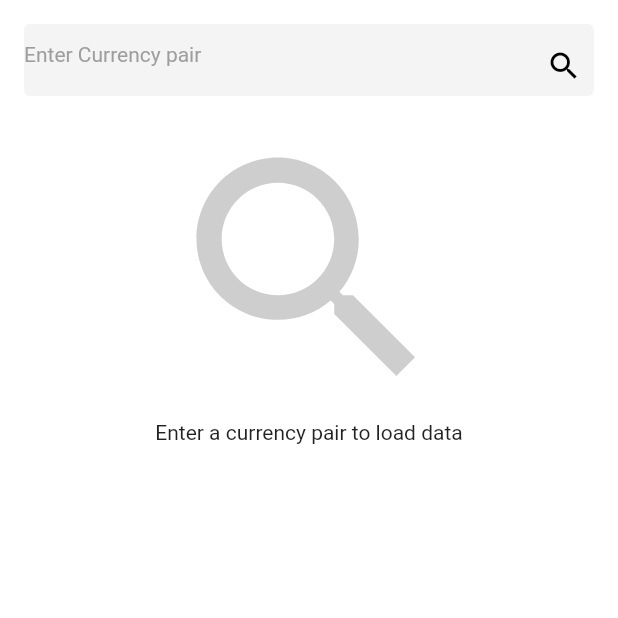
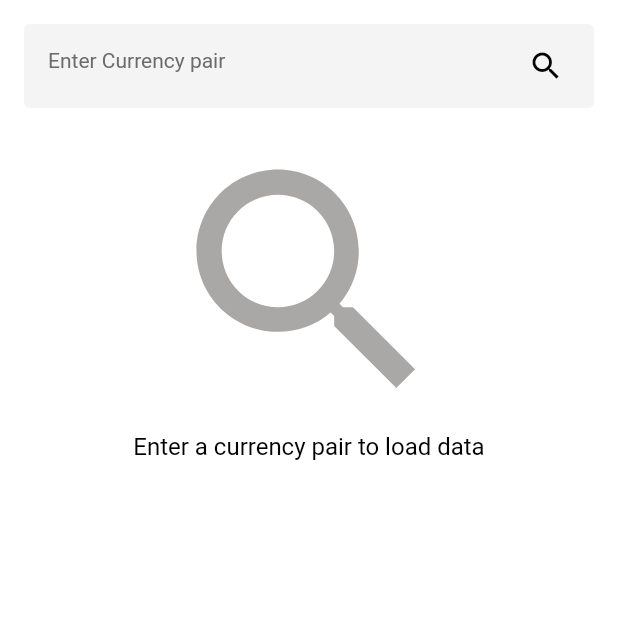
Before and after one commit to soumyasethy/cryptocurrency_app, a Flutter app: the screen it shows after launch, on a phone screen of 412 x 824 dp, the top half of it. Run offline on Flutter 3.47's test engine with Material 2 defaults, Android fonts, the phone set to English and light mode, and no system bars; our stand-ins replace flutter_bloc.

Commit message:
add theme, refactoring

```diff
--- /dev/null
+++ b/lib/Homepage.dart
@@ -0,0 +1,180 @@
+import 'package:flutter/material.dart';
+import 'package:flutter_bloc/flutter_bloc.dart';
+
+import 'bloc/order_book_bloc.dart';
+import 'bloc/search_bloc.dart';
+import 'models/cryptocurrency_model.dart';
+import 'utils/common_colors.dart';
+import 'utils/constants.dart';
+import 'widgets/common_widgets.dart';
+
+class Homepage extends StatelessWidget {
+  final SearchBloc _searchBloc = SearchBloc();
+  final OrderBookBloc _orderBookBloc = OrderBookBloc();
+  CryptocurrencyModel cryptocurrency;
+
+  @override
+  Widget build(BuildContext context) {
+    return Scaffold(
+        body: Container(
+          padding: EdgeInsets.all(16),
+          color: Colors.white,
+          child: ListView(
+            children: [
+              renderSearchBar(context, onSearch: (String word) {
+                _searchBloc.search(word);
+              }),
+              SizedBox(
+                height: 16,
+              ),
+              BlocBuilder(
+                cubit: _searchBloc,
+                builder: (BuildContext context, state) {
+                  if (state is SuccessSearch) {
+                    cryptocurrency = state.cryptocurrency;
+                    _orderBookBloc.hideOrderBook();
+                    return renderTicker(context, cryptocurrency);
+                  } else if (state is LoadingSearch)
+                    return Center(child: CircularProgressIndicator());
+                  else
+                    return initialRender(context);
+                },
+              ),
+              SizedBox(
+                height: 16,
+              ),
+              BlocBuilder(
+                cubit: _orderBookBloc,
+                builder: (BuildContext context, state) {
+                  if (state is InitialOrderBook) {
+                    cryptocurrency.showOrderBook = false;
+                    return Align(
+                      alignment: Alignment.centerRight,
+                      child: MaterialButton(
+                        onPressed: () {
+                          _orderBookBloc.fetchDetails(cryptocurrency.name);
+                        },
+                        child: Text(
+                          CommonStrings.viewOrderBook,
+                          style: Theme.of(context).textTheme.button,
+                        ),
+                      ),
+                    );
+                  } else if (state is SuccessOrderBook) {
+                    cryptocurrency.showOrderBook = true;
+                    return Align(
+                      alignment: Alignment.centerRight,
+                      child: MaterialButton(
+                        onPressed: () {
+                          _orderBookBloc.hideOrderBook();
+                        },
+                        child: Text(
+                          CommonStrings.hideOrderBook,
+                          style: Theme.of(context).textTheme.button,
+                        ),
+                      ),
+                    );
+                  }
+
+                  return SizedBox();
+                },
+              ),
+              SizedBox(
+                height: 16,
+              ),
+              BlocBuilder(
+                cubit: _orderBookBloc,
+                builder: (BuildContext context, state) {
+                  if (state is SuccessOrderBook)
+                    return Column(
+                      children: [
+                        Padding(
+                          padding: const EdgeInsets.only(left: 8.0),
+                          child: Align(
+                              alignment: Alignment.centerLeft,
+                              child: Text(
+                                CommonStrings.orderBook,
+                                style: Theme.of(context).textTheme.headline3,
+                              )),
+                        ),
+                        SizedBox(
+                          height: 8,
+                        ),
+                        Card(
+                            child: ListView.builder(
+                                physics: const NeverScrollableScrollPhysics(),
+                                padding: EdgeInsets.all(16),
+                                shrinkWrap: true,
+                                itemCount: 6,
+                                itemBuilder: (context, index) {
+                                  if (index == 0)
+                                    return renderOrderBookHeader(context);
+                                  index = index - 1;
+                                  return Padding(
+                                    padding: const EdgeInsets.only(top: 24.0),
+                                    child: Row(
+                                      mainAxisAlignment:
+                                          MainAxisAlignment.spaceBetween,
+                                      crossAxisAlignment:
+                                          CrossAxisAlignment.start,
+                                      children: [
+                                        Text(
+                                          state.data.bids[index][0],
+                                          style: Theme.of(context)
+                                              .textTheme
+                                              .bodyText1,
+                                        ),
+                                        Text(
+                                          state.data.bids[index][1],
+                                          style: Theme.of(context)
+                                              .textTheme
+                                              .bodyText1,
+                                        ),
+                                        Text(
+                                          state.data.asks[index][1],
+                                          style: Theme.of(context)
+                                              .textTheme
+                                              .bodyText1,
+                                        ),
+                                        Text(
+                                          state.data.asks[index][0],
+                                          style: Theme.of(context)
+                                              .textTheme
+                                              .bodyText1,
+                                        ),
+                                      ],
+                                    ),
+                                  );
+                                })),
+                      ],
+                    );
+                  else if (state is LoadingOrderBook)
+                    return Center(
+                      child: CircularProgressIndicator(),
+                    );
+                  else
+                    return SizedBox();
+                },
+              ),
+              SizedBox(
+                height: 100,
+              )
+            ],
+          ),
+        ),
+        floatingActionButton: BlocBuilder(
+            cubit: _searchBloc,
+            builder: (BuildContext context, state) {
+              if (state is SuccessSearch)
+                return FloatingActionButton(
+                    backgroundColor: CommonColors.primaryColor,
+                    onPressed: () {
+                      _searchBloc.search(cryptocurrency.name);
+                      if (cryptocurrency.showOrderBook)
+                        _orderBookBloc.fetchDetails(cryptocurrency.name);
+                    },
+                    child: const Icon(Icons.autorenew));
+              return SizedBox();
+            }));
+  }
+}
--- a/lib/bloc/search_bloc.dart
+++ b/lib/bloc/search_bloc.dart
@@ -4,29 +4,29 @@ import 'package:flutter_bloc/flutter_bloc.dart';
 
 class SearchState {}
 
-class Initial extends SearchState {}
+class InitialSearch extends SearchState {}
 
-class Loading extends SearchState {}
+class LoadingSearch extends SearchState {}
 
-class Success extends SearchState {
+class SuccessSearch extends SearchState {
   final CryptocurrencyModel cryptocurrency;
 
-  Success(this.cryptocurrency);
+  SuccessSearch(this.cryptocurrency);
 }
 
-class Fail extends SearchState {}
+class FailSearch extends SearchState {}
 
 class SearchBloc extends Cubit<SearchState> {
-  SearchBloc() : super(Initial());
+  SearchBloc() : super(InitialSearch());
   TickerRepo _tickerRepo = TickerRepo();
 
   void search(String code) async {
-    emit(Loading());
+    emit(LoadingSearch());
     CryptocurrencyModel cryptocurrencyModel = await _tickerRepo.fetch(code);
     cryptocurrencyModel.name = code;
     if (cryptocurrencyModel != null)
-      emit(Success(cryptocurrencyModel));
+      emit(SuccessSearch(cryptocurrencyModel));
     else
-      Fail();
+      FailSearch();
   }
 }
--- a/lib/main.dart
+++ b/lib/main.dart
@@ -1,152 +1,65 @@
-import 'package:clover_ag/bloc/order_book_bloc.dart';
-import 'package:clover_ag/bloc/search_bloc.dart';
-import 'package:clover_ag/utils/constants.dart';
+import 'package:clover_ag/Homepage.dart';
+import 'package:clover_ag/utils/common_colors.dart';
 import 'package:flutter/material.dart';
-import 'package:flutter_bloc/flutter_bloc.dart';
-
-import 'models/cryptocurrency_model.dart';
-import 'widgets/common_widgets.dart';
+import 'package:flutter/services.dart';
 
 void main() {
   runApp(MyApp());
 }
 
 class MyApp extends StatelessWidget {
-  final SearchBloc _searchBloc = SearchBloc();
-  final OrderBookBloc _orderBookBloc = OrderBookBloc();
-  CryptocurrencyModel cryptocurrency;
-
   @override
   Widget build(BuildContext context) {
+    SystemChrome.setSystemUIOverlayStyle(SystemUiOverlayStyle(
+        statusBarColor: Colors.white,
+        statusBarIconBrightness: Brightness.dark));
+
     return MaterialApp(
       debugShowCheckedModeBanner: false,
       theme: ThemeData(
           primarySwatch: Colors.blue,
           visualDensity: VisualDensity.adaptivePlatformDensity,
+          textTheme: TextTheme(
+            headline1: TextStyle(
+              fontSize: 30,
+              fontWeight: FontWeight.w500,
+              color: Colors.black,
             ),
-      home: Scaffold(
-          body: Container(
-            padding: EdgeInsets.all(16),
-            color: Colors.white,
-            child: ListView(
-              children: [
-                renderSearchBar(onSearch: (String word) {
-                  _searchBloc.search(word);
-                }),
-                SizedBox(
-                  height: 16,
+            headline2: TextStyle(
+              fontSize: 12,
+              fontWeight: FontWeight.w500,
+              color: CommonColors.text1,
             ),
-                BlocBuilder(
-                  cubit: _searchBloc,
-                  builder: (BuildContext context, state) {
-                    if (state is Success) {
-                      cryptocurrency = state.cryptocurrency;
-                      _orderBookBloc.hideOrderBook();
-                      return renderTicker(cryptocurrency);
-                    } else if (state is Loading)
-                      return Center(child: CircularProgressIndicator());
-                    else
-                      return initialRender();
-                  },
+            headline3: TextStyle(
+              fontSize: 14,
+              fontWeight: FontWeight.w500,
+              color: CommonColors.text2,
             ),
-                SizedBox(
-                  height: 16,
+            bodyText1: TextStyle(
+              fontSize: 12,
+              color: CommonColors.text1,
             ),
-                BlocBuilder(
-                  cubit: _orderBookBloc,
-                  builder: (BuildContext context, state) {
-                    if (state is InitialOrderBook) {
-                      cryptocurrency.showOrderBook = false;
-                      return Align(
-                        alignment: Alignment.centerRight,
-                        child: MaterialButton(
-                          onPressed: () {
-                            _orderBookBloc.fetchDetails(cryptocurrency.name);
-                          },
-                          child: Text(CommonStrings.viewOrderBook),
+            bodyText2: TextStyle(
+              fontSize: 20,
+              fontWeight: FontWeight.w500,
+              color: CommonColors.text2,
             ),
-                      );
-                    } else if (state is SuccessOrderBook) {
-                      cryptocurrency.showOrderBook = true;
-                      return Align(
-                        alignment: Alignment.centerRight,
-                        child: MaterialButton(
-                          onPressed: () {
-                            _orderBookBloc.hideOrderBook();
-                          },
-                          child: Text(CommonStrings.hideOrderBook),
+            caption: TextStyle(
+              fontSize: 16,
+              color: Colors.black,
             ),
-                      );
-                    }
-
-                    return SizedBox();
-                  },
-                ),
-                SizedBox(
-                  height: 16,
-                ),
-                BlocBuilder(
-                  cubit: _orderBookBloc,
-                  builder: (BuildContext context, state) {
-                    if (state is SuccessOrderBook)
-                      return Column(
-                        children: [
-                          Align(
-                              alignment: Alignment.centerLeft,
-                              child: Text(CommonStrings.orderBook)),
-                          SizedBox(
-                            height: 8,
-                          ),
-                          Card(
-                              child: ListView.builder(
-                                  padding: EdgeInsets.all(16),
-                                  shrinkWrap: true,
-                                  itemCount: 6,
-                                  itemBuilder: (context, index) {
-                                    if (index == 0)
-                                      return renderOrderBookHeader();
-                                    index = index - 1;
-                                    return Padding(
-                                      padding: const EdgeInsets.only(top: 24.0),
-                                      child: Row(
-                                        mainAxisAlignment:
-                                            MainAxisAlignment.spaceBetween,
-                                        crossAxisAlignment:
-                                            CrossAxisAlignment.start,
-                                        children: [
-                                          Text(state.data.bids[index][0]),
-                                          Text(state.data.bids[index][1]),
-                                          Text(state.data.asks[index][1]),
-                                          Text(state.data.asks[index][0]),
-                                        ],
-                                      ),
-                                    );
-                                  })),
-                        ],
-                      );
-                    else if (state is LoadingOrderBook)
-                      return Center(
-                        child: CircularProgressIndicator(),
-                      );
-                    else
-                      return SizedBox();
-                  },
-                ),
-              ],
+            button: TextStyle(
+              color: CommonColors.primaryColor,
+              fontSize: 17,
             ),
           ),
-          floatingActionButton: BlocBuilder(
-              cubit: _searchBloc,
-              builder: (BuildContext context, state) {
-                if (state is Success)
-                  return FloatingActionButton(
-                      onPressed: () {
-                        _searchBloc.search(cryptocurrency.name);
-                        _orderBookBloc.fetchDetails(cryptocurrency.name);
-                      },
-                      child: const Icon(Icons.refresh));
-                return SizedBox();
-              })),
+          inputDecorationTheme: InputDecorationTheme(
+              hintStyle: TextStyle(
+            fontSize: 14,
+            fontWeight: FontWeight.w400,
+            color: CommonColors.textHint,
+          ))),
+      home: Homepage(),
     );
   }
 }
--- /dev/null
+++ b/lib/utils/common_colors.dart
@@ -0,0 +1,10 @@
+import 'package:flutter/cupertino.dart';
+
+class CommonColors {
+  static const Color primaryColor = Color(0xff6E00F7);
+  static const Color greyIcon = Color(0xffAAA7A7);
+  static const Color text1 = Color(0xff6D6D6D);
+  static const Color text2 = Color(0xff212121);
+  static const Color textHint = Color(0xff6B6B6B);
+  static const Color textBox = Color(0xffF4F4F4);
+}
--- a/lib/widgets/common_widgets.dart
+++ b/lib/widgets/common_widgets.dart
@@ -1,21 +1,28 @@
 import 'package:clover_ag/models/cryptocurrency_model.dart';
+import 'package:clover_ag/utils/common_colors.dart';
 import 'package:clover_ag/utils/constants.dart';
 import 'package:flutter/material.dart';
+import 'package:intl/intl.dart';
 
-Widget initialRender() {
+Widget initialRender(BuildContext context) {
   return Column(
     children: [
       Icon(
         Icons.search,
         size: 200,
-        color: Colors.grey.withOpacity(0.50),
+        color: CommonColors.greyIcon,
       ),
-      Text(CommonStrings.enterACurrencyPairToLoadData)
+      Text(
+        CommonStrings.enterACurrencyPairToLoadData,
+        style: Theme.of(context).textTheme.caption,
+      )
     ],
   );
 }
 
-Widget renderTicker(CryptocurrencyModel data) {
+Widget renderTicker(BuildContext context, CryptocurrencyModel data) {
+  var date = DateTime.fromMicrosecondsSinceEpoch(int.parse(data.timestamp));
+  final DateFormat formatter = DateFormat('dd MMM yyyy, HH:mm:s');
   return Column(
     children: [
       SizedBox(
@@ -23,7 +30,16 @@ Widget renderTicker(CryptocurrencyModel data) {
       ),
       Row(
         mainAxisAlignment: MainAxisAlignment.spaceBetween,
-        children: [Text(data.name), Text(data.timestamp)],
+        children: [
+          Text(
+            data.name.toUpperCase(),
+            style: Theme.of(context).textTheme.headline1,
+          ),
+          Text(
+            formatter.format(date),
+            style: Theme.of(context).textTheme.bodyText1,
+          )
+        ],
       ),
       SizedBox(
         height: 24,
@@ -31,10 +47,10 @@ Widget renderTicker(CryptocurrencyModel data) {
       Row(
         mainAxisAlignment: MainAxisAlignment.spaceBetween,
         children: [
-          titleWithText(
+          titleWithText(context,
               primaryText: CommonStrings.open,
               secondaryText: data.open.toString()),
-          titleWithText(
+          titleWithText(context,
               primaryText: CommonStrings.high,
               secondaryText: data.high.toString()),
         ],
@@ -45,10 +61,10 @@ Widget renderTicker(CryptocurrencyModel data) {
       Row(
         mainAxisAlignment: MainAxisAlignment.spaceBetween,
         children: [
-          titleWithText(
+          titleWithText(context,
               primaryText: CommonStrings.low,
               secondaryText: data.low.toString()),
-          titleWithText(
+          titleWithText(context,
               primaryText: CommonStrings.last,
               secondaryText: data.last.toString()),
         ],
@@ -60,72 +76,90 @@ Widget renderTicker(CryptocurrencyModel data) {
         mainAxisAlignment: MainAxisAlignment.spaceBetween,
         children: [
           titleWithText(
-              primaryText: CommonStrings.volume,
-              secondaryText: data.volume.toString()),
+            context,
+            isCurrency: false,
+            primaryText: CommonStrings.volume,
+            secondaryText: data.volume.toString(),
+          ),
         ],
       ),
     ],
   );
 }
 
-Widget renderSearchBar({@required Function onSearch}) {
+Widget renderSearchBar(BuildContext context, {@required Function onSearch}) {
   final TextEditingController textEditingController = TextEditingController();
   var focusNode = FocusNode();
 
   return Container(
+    padding: EdgeInsets.fromLTRB(16, 4, 8, 4),
     decoration: BoxDecoration(
-        borderRadius: BorderRadius.circular(4), color: Color(0xffF4F4F4)),
+        borderRadius: BorderRadius.circular(4), color: CommonColors.textBox),
     child: TextField(
       controller: textEditingController,
-      style: TextStyle(
-        fontSize: 14,
-        fontWeight: FontWeight.w400,
-      ),
+      style: Theme.of(context).inputDecorationTheme.hintStyle,
       focusNode: focusNode,
       onChanged: (String keyword) {},
       decoration: InputDecoration(
           border: InputBorder.none,
           hintText: CommonStrings.enterCurrencyPair,
-          hintStyle: TextStyle(color: Colors.grey),
+          hintStyle: TextStyle(color: CommonColors.textHint),
           suffixIcon: IconButton(
             onPressed: () {
               onSearch(textEditingController.text);
             },
-            icon: Padding(
-              padding: const EdgeInsets.all(8.0),
-              child: Icon(
-                Icons.search,
-                color: Colors.black,
-                // size: 16,
-              ),
+            icon: Icon(
+              Icons.search,
+              color: Colors.black,
+              // size: 16,
             ),
           )),
     ),
   );
 }
 
-Widget titleWithText({String primaryText = '', String secondaryText = ''}) {
+Widget titleWithText(BuildContext context,
+    {String primaryText = '', String secondaryText = '', isCurrency = true}) {
+  final formatCurrency = NumberFormat("#,##0.00", "en_US");
   return Column(
     crossAxisAlignment: CrossAxisAlignment.start,
-    children: [Text(primaryText), Text(secondaryText)],
+    children: [
+      Text(
+        primaryText,
+        style: Theme.of(context).textTheme.headline2,
+      ),
+      SizedBox(
+        height: 4,
+      ),
+      Text(
+        isCurrency
+            ? '\$ ${formatCurrency.format(double.parse(secondaryText))}'
+            : secondaryText,
+        style: Theme.of(context).textTheme.bodyText2,
+      )
+    ],
   );
 }
 
-Widget renderOrderBookHeader() {
+Widget renderOrderBookHeader(BuildContext context) {
   return Row(
     mainAxisAlignment: MainAxisAlignment.spaceBetween,
     children: [
       Text(
         CommonStrings.bidPrice,
+        style: Theme.of(context).textTheme.headline2,
       ),
       Text(
         CommonStrings.qty,
+        style: Theme.of(context).textTheme.headline2,
       ),
       Text(
         CommonStrings.qty,
+        style: Theme.of(context).textTheme.headline2,
       ),
       Text(
         CommonStrings.askPrice,
+        style: Theme.of(context).textTheme.headline2,
       ),
     ],
   );
--- a/pubspec.yaml
+++ b/pubspec.yaml
@@ -13,6 +13,7 @@ dependencies:
   cupertino_icons: ^1.0.0
   flutter_bloc: ^6.1.1
   http: ^0.12.2
+  intl: ^0.16.1
 
 dev_dependencies:
   flutter_test:
```
Also changed, not shown: pubspec.lock. Lines whose indentation alone changed are shown as unchanged.
